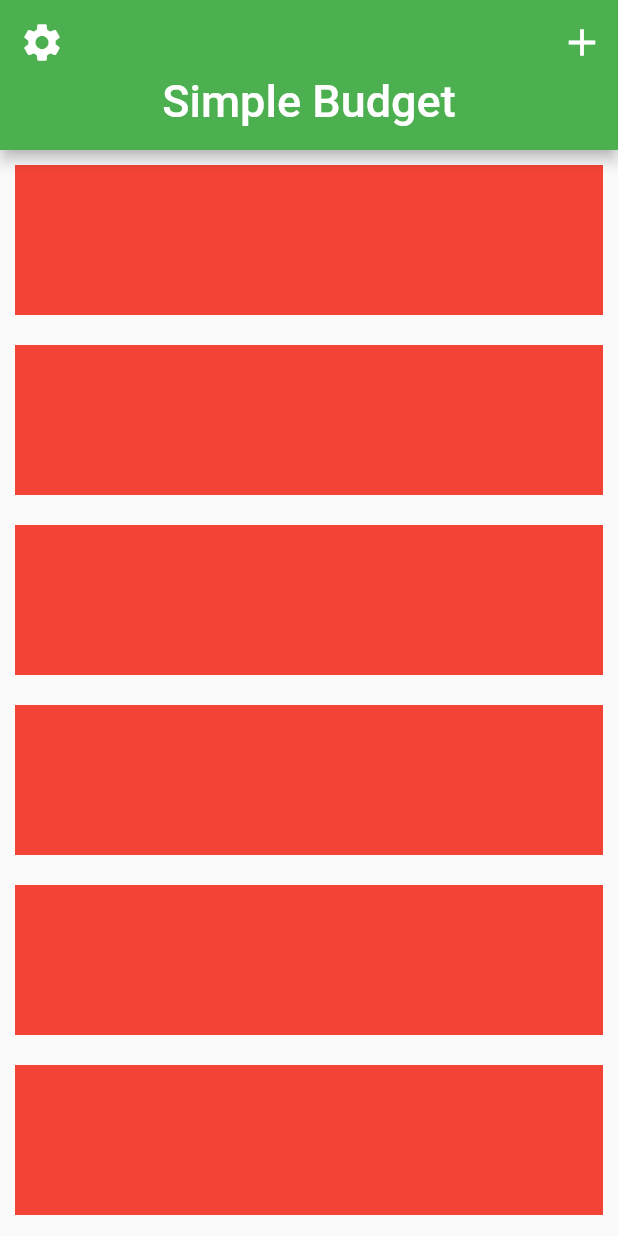
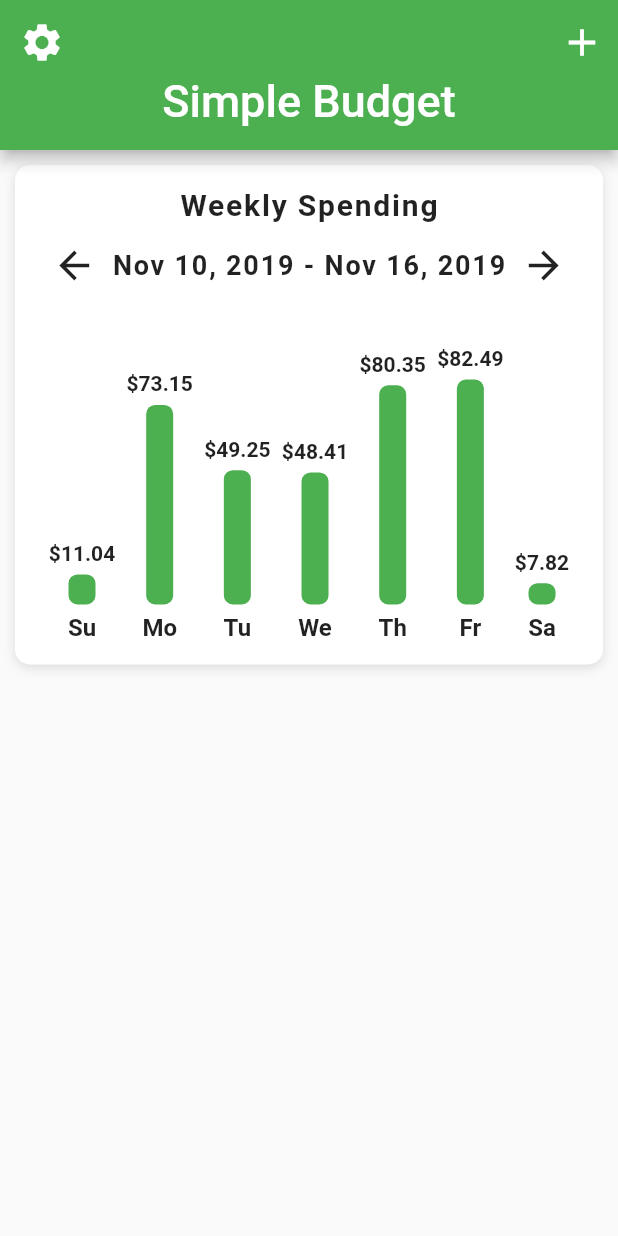
Before and after one commit to fabuloussTeam/Litle_budget_ui, a Flutter app: the screen it shows after launch, on a phone screen of 412 x 824 dp. Run offline on Flutter 3.47's test engine with Material 2 defaults, Android fonts, the phone set to English and light mode, and no system bars.

Commit message:
Mise en place des barChart en fonction des depense de la semaine: Bar Chart

```diff
--- a/lib/screens/home_screen.dart
+++ b/lib/screens/home_screen.dart
@@ -1,4 +1,6 @@
 import 'package:flutter/material.dart';
+import 'package:flutter_budget_ui/data/data.dart';
+import 'package:flutter_budget_ui/widgets/bar_chart.dart';
 // ignore: avoid_web_libraries_in_flutter
 
 class HomeScreen extends StatefulWidget {
@@ -18,16 +20,16 @@ class _HomeScreenState extends State<HomeScreen> {
           SliverAppBar(
             forceElevated: true,
             floating: true,
-           // pinned: true,
+            //pinned: true,
             expandedHeight: 100.0,
-            flexibleSpace: FlexibleSpaceBar(
-              title: Text('Simple Budget'),
-              centerTitle: true,
-            ),
             leading: IconButton(
               icon: Icon(Icons.settings),
               iconSize: 30.0,
               onPressed: (){},
+            ),
+            flexibleSpace: FlexibleSpaceBar(
+              title: Text('Simple Budget'),
+              centerTitle: true,
             ),
             actions: <Widget>[
               IconButton(
@@ -36,17 +38,28 @@ class _HomeScreenState extends State<HomeScreen> {
                 onPressed: (){},
               )
             ],
-
           ),
           SliverList(
               delegate: SliverChildBuilderDelegate(
                   (BuildContext context, int index){
                     return Container(
                       margin: EdgeInsets.all(10.0),
-                        height: 100.0,
-                        color: Colors.red,
+                      //  height: 100.0,
+                        decoration: BoxDecoration(
+                          color: Colors.white,
+                          boxShadow: [
+                            BoxShadow(
+                              color: Colors.black12,
+                              offset: Offset(0, 2),
+                              blurRadius: 6.0
+                            )
+                          ],
+                          borderRadius: BorderRadius.circular(10.0),
+                        ),
+                      child: BarChart(weeklySpending),
                     );
                   },
+                childCount: 1,
               ),
           ),
         ],
--- /dev/null
+++ b/lib/widgets/bar_chart.dart
@@ -0,0 +1,118 @@
+import 'package:flutter/cupertino.dart';
+import 'package:flutter/material.dart';
+
+class BarChart extends StatelessWidget {
+
+  final List<double> expenses;
+
+  BarChart(this.expenses);
+
+  @override
+  Widget build(BuildContext context) {
+    double mostExpensive = 0;
+   expenses.forEach((double price){
+     if(price > mostExpensive){
+       mostExpensive = price;
+     }
+   });
+
+    // TODO: implement build
+    return Padding(
+      padding: EdgeInsets.all(15.0),
+      child: Column(
+        children: <Widget>[
+          Text(
+            'Weekly Spending',
+            style: TextStyle(
+                fontSize: 20.0,
+                fontWeight: FontWeight.bold,
+                letterSpacing: 1.2
+            ),
+          ),
+          SizedBox(height: 5.0),
+          Row(
+            mainAxisAlignment: MainAxisAlignment.spaceAround,
+            children: <Widget>[
+              IconButton(
+                icon: Icon(Icons.arrow_back),
+                iconSize: 30.0,
+                onPressed: (){},
+              ),
+              Text(
+                "Nov 10, 2019 - Nov 16, 2019",
+                style: TextStyle(
+                    fontSize: 18.0,
+                    fontWeight: FontWeight.w600,
+                    letterSpacing: 1.2
+                ),
+              ),
+              IconButton(
+                icon: Icon(Icons.arrow_forward),
+                iconSize: 30.0,
+                onPressed: (){},
+              ),
+            ],
+          ),
+          SizedBox(height: 30.0,),
+          Row(
+            mainAxisAlignment: MainAxisAlignment.spaceEvenly,
+            crossAxisAlignment: CrossAxisAlignment.end,
+            children: <Widget>[
+              Bar(label: 'Su', amountSpent: expenses[0], mostExpensive: mostExpensive ),
+              Bar(label: 'Mo', amountSpent: expenses[1], mostExpensive: mostExpensive ),
+              Bar(label: 'Tu', amountSpent: expenses[2], mostExpensive: mostExpensive ),
+              Bar(label: 'We', amountSpent: expenses[3], mostExpensive: mostExpensive ),
+              Bar(label: 'Th', amountSpent: expenses[4], mostExpensive: mostExpensive ),
+              Bar(label: 'Fr', amountSpent: expenses[5], mostExpensive: mostExpensive ),
+              Bar(label: 'Sa', amountSpent: expenses[6], mostExpensive: mostExpensive ),
+            ],
+          )
+        ],
+      ),
+    );
+
+  }
+}
+
+class Bar extends StatelessWidget{
+
+  final String label;
+  final double amountSpent;
+  final double mostExpensive;
+
+  final double _maxBarHeight = 150.0;
+
+  Bar({this.label, this.amountSpent, this.mostExpensive});
+
+  @override
+  Widget build(BuildContext context) {
+    final barHeight = amountSpent / mostExpensive * _maxBarHeight;
+    return Column(
+      children: <Widget>[
+        Text(
+          '\$${amountSpent.toStringAsFixed(2)}',
+          style: TextStyle(
+            fontWeight: FontWeight.w600
+          ),
+        ),
+        SizedBox(height: 6.0,),
+        Container(
+          height: barHeight,
+          width: 18.0,
+          decoration: BoxDecoration(
+              color: Theme.of(context).primaryColor,
+              borderRadius: BorderRadius.circular(6.0)
+          ),
+        ),
+        SizedBox(height: 6.0,),
+        Text(
+            label,
+            style: TextStyle(
+                fontSize: 16.0,
+                fontWeight: FontWeight.w600
+            ),
+        ),
+      ],
+    );
+  }
+}
```
